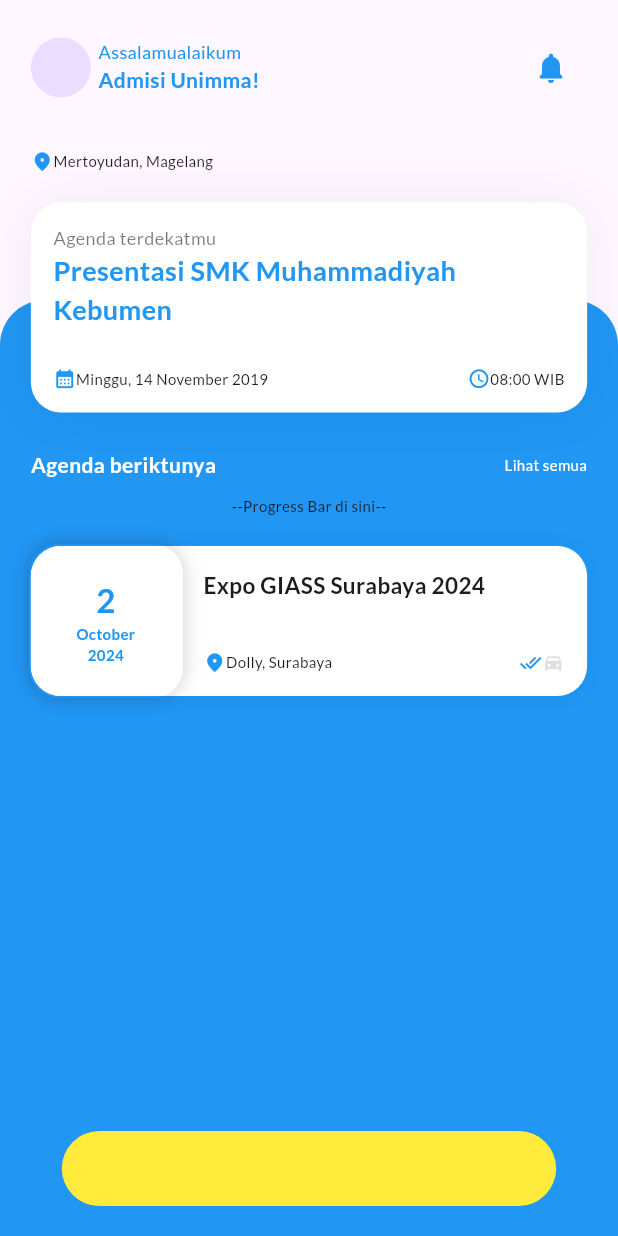
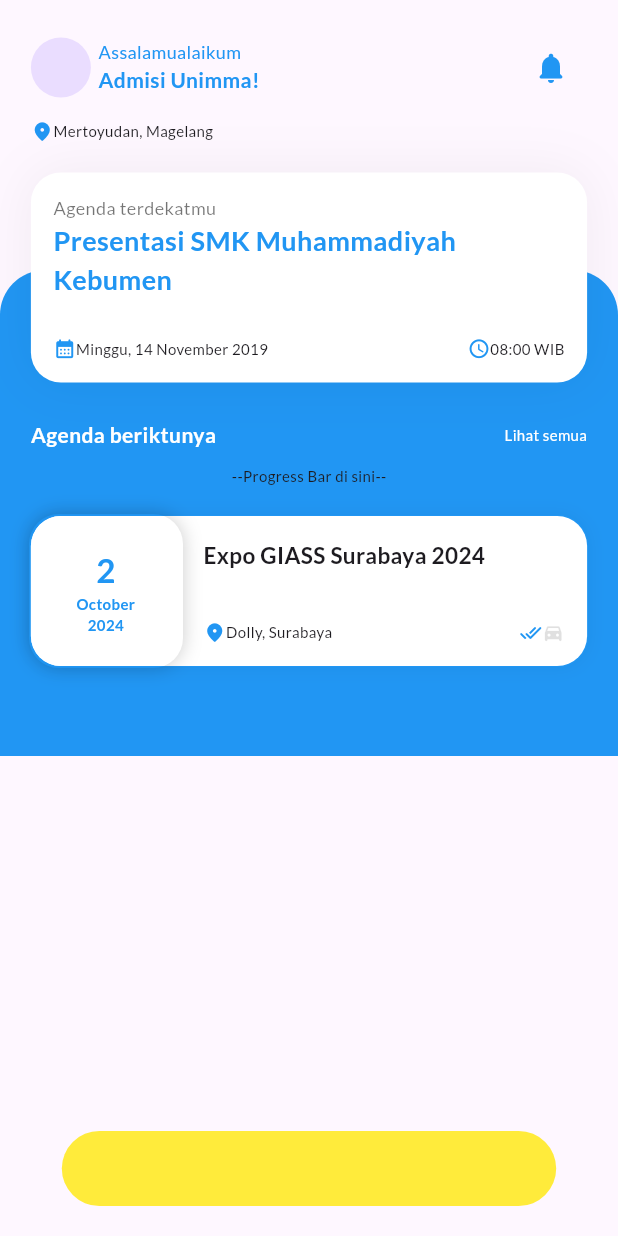
Before and after one commit to hudagraphy/markethink, a Flutter app: the screen it shows after launch, on a phone screen of 412 x 824 dp. Run offline on Flutter 3.47's test engine with Material 3 defaults, Android fonts, the light colour scheme and no system bars; our stand-ins replace animated_bottom_navigation_bar, google_fonts.

Commit message:
Fix layout stack dan dan scroll

```diff
--- a/lib/beranda.dart
+++ b/lib/beranda.dart
@@ -14,7 +14,10 @@
         children: [
           //Main Content
           Container(
-            child: Stack(
+            margin: EdgeInsets.only(top: 80),
+            child: ListView(
+              children: [
+                Stack(
                   children: [
                     //Agenda Berikutnya
                     Container(
@@ -24,7 +27,7 @@
                           top: Radius.circular(30),
                         ),
                       ),
-                  margin: EdgeInsets.only(top: 200),
+                      margin: EdgeInsets.only(top: 100),
                       padding: EdgeInsets.only(
                         top: 100,
                         bottom: 50,
@@ -33,7 +36,7 @@
                       ),
                       child: Column(
                         children: [
-                      //SubTitle : Agenda akan datang - Lihat semua
+                          //Agenda akan datang - Lihat semua
                           Row(
                             mainAxisAlignment: MainAxisAlignment.spaceBetween,
                             children: [
@@ -76,7 +79,7 @@
                       margin: EdgeInsets.only(
                           left: 5 / 100 * lebarLayar,
                           right: 5 / 100 * lebarLayar,
-                      top: 100),
+                          top: 0),
                       child: Column(
                         children: [
                           //Lokasi Device
@@ -86,6 +89,8 @@
                         ],
                       ),
                     )
+                  ],
+                ),
               ],
             ),
           ),
```
Lines whose indentation alone changed are shown as unchanged.
